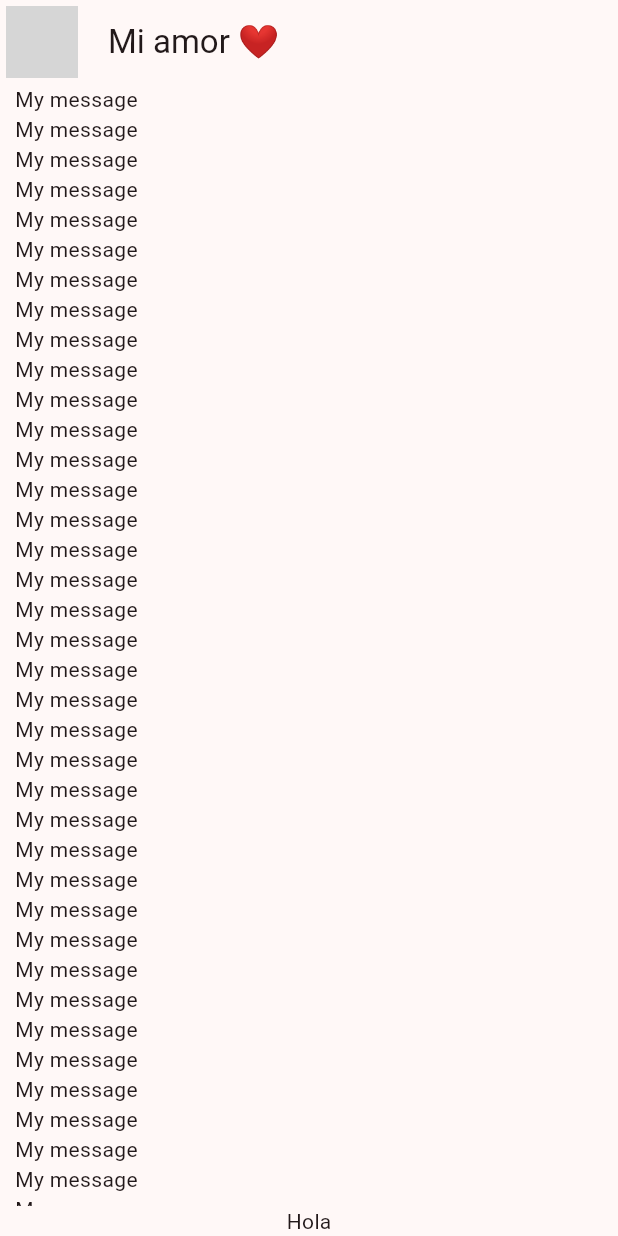
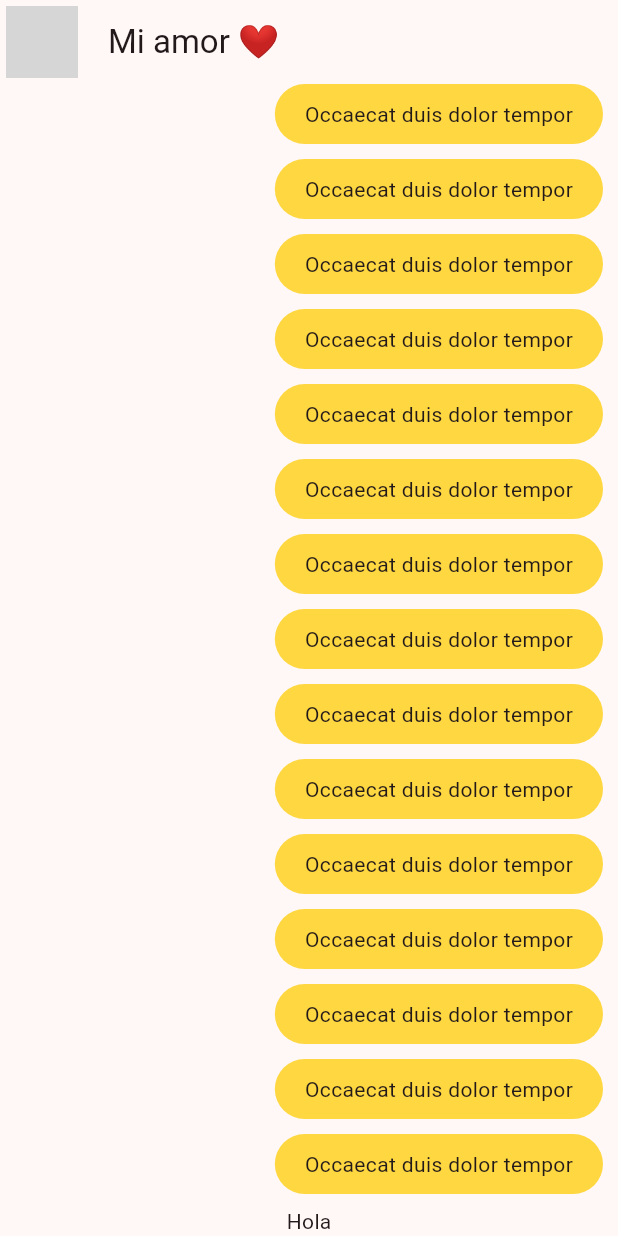
Before and after one commit to willywonka-aaa/yes_no_git, a Flutter app: the screen it shows after launch, on a phone screen of 412 x 824 dp. Run offline on Flutter 3.47's test engine with Material 2 defaults, Android fonts, the phone set to English and light mode, and no system bars; network calls fail; grey boxes are pictures that could not be loaded.

Commit message:
v70 diseñando la burbuja de mensaje

```diff
--- a/lib/presentation/widgets/chat/my_message_bubble.dart
+++ b/lib/presentation/widgets/chat/my_message_bubble.dart
@@ -5,6 +5,21 @@ class MyMessageBubble extends StatelessWidget {
 
   @override
   Widget build(BuildContext context) {
-    return const Text("My message");
+    return Column(
+      crossAxisAlignment: CrossAxisAlignment.end,
+      children: [
+        Container(
+          decoration: BoxDecoration(
+            color: Colors.amberAccent,
+            borderRadius: BorderRadius.circular(20),
+          ),
+          child: const Padding(
+            padding: EdgeInsets.symmetric(horizontal: 20, vertical: 10),
+            child: Text("Occaecat duis dolor tempor"),
+          ),
+        ),
+        const SizedBox(height: 10)
+      ],
+    );
   }
 }
```
